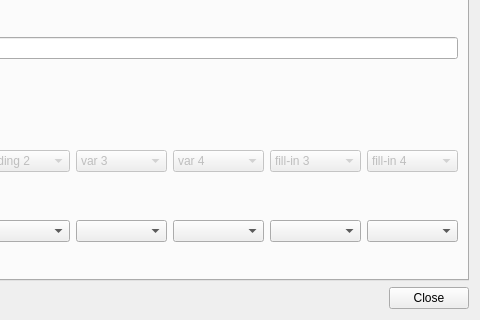
The window that ac7renamer/ac7renamerdlg.ui (shimpe/ac7renamer) describes before a commit, drawn with Qt 5; both pictures show x 721 to 1201 and y 254 to 574 of the 1201 by 574 pixel window.
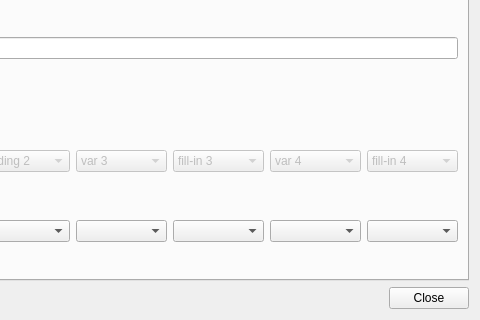
The same window after the commit.

Commit message: educated guess - to be verified

```diff
--- a/ac7renamer/ac7renamerdlg.ui
+++ b/ac7renamer/ac7renamerdlg.ui
@@ -303,7 +303,7 @@
              </property>
              <item>
               <property name="text">
-               <string>var 4</string>
+               <string>fill-in 3</string>
               </property>
              </item>
             </widget>
@@ -315,7 +315,7 @@
              </property>
              <item>
               <property name="text">
-               <string>fill-in 3</string>
+               <string>var 4</string>
               </property>
              </item>
             </widget>
```
The commit also changes 2 other files.
